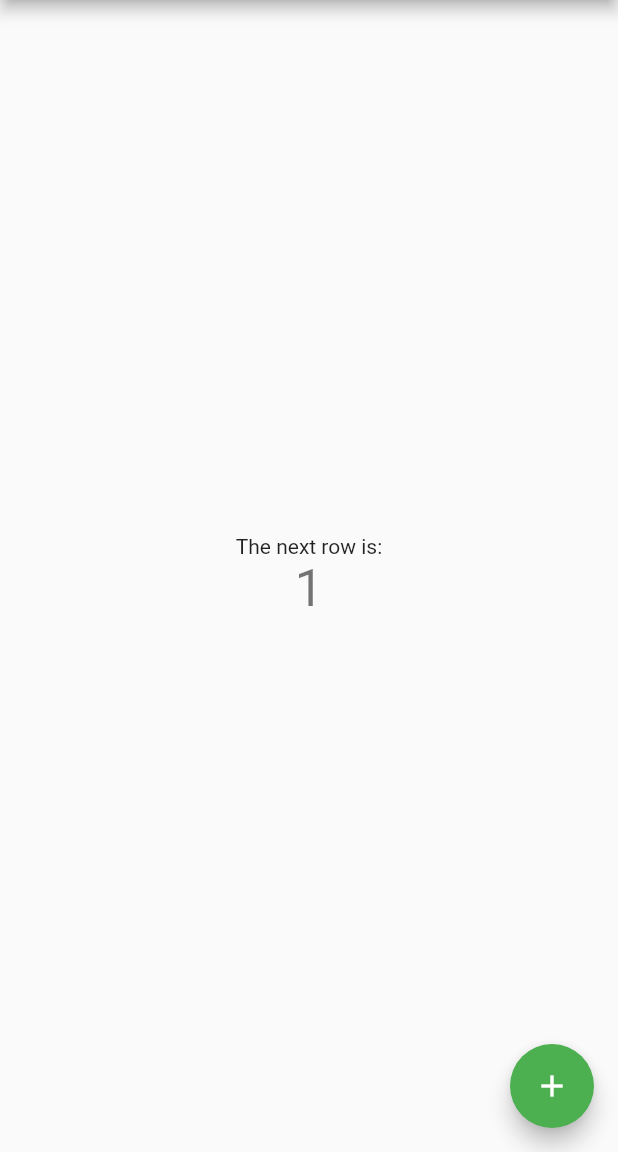
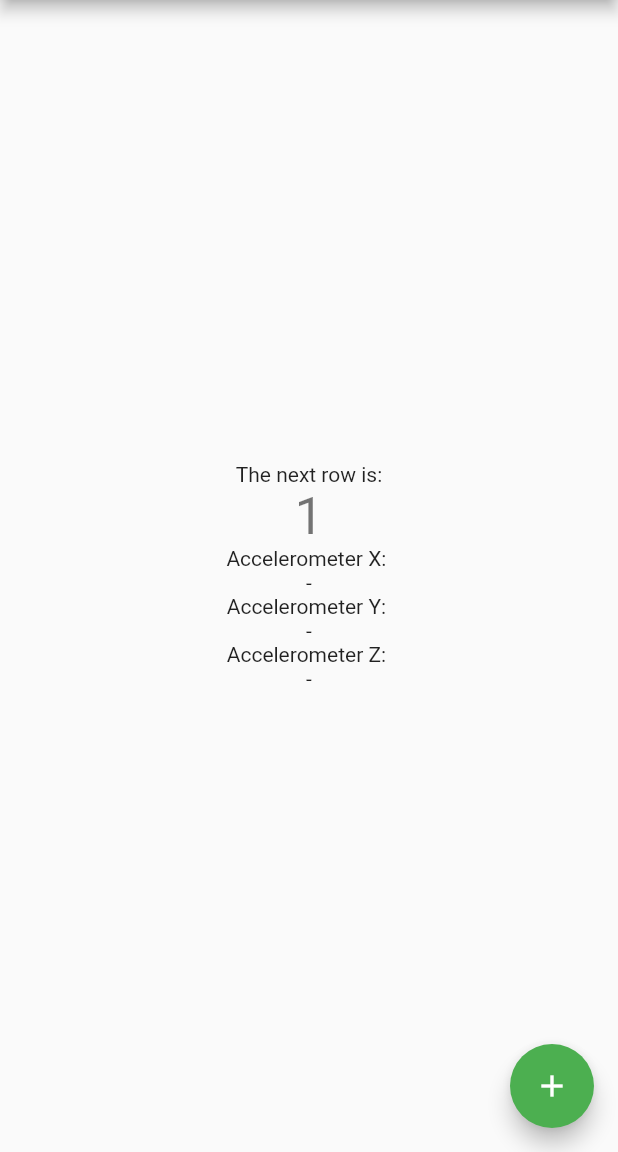
Before and after one commit to tinyPlantBlobb/knitting-help-flutter, a Flutter app: the screen it shows after launch, on a phone screen of 412 x 824 dp, the part 84-1236 px from its top. Run offline on Flutter 3.47's test engine with Material 2 defaults, Android fonts, the phone set to English and light mode, and no system bars; our stand-ins replace flutter_blue.

Commit message:
added comments and display of accelerometer sensors

```diff
--- a/lib/main.dart
+++ b/lib/main.dart
@@ -102,6 +102,14 @@ class _StartPageState extends State<StartPage> {
               '$_counter',
               style: Theme.of(context).textTheme.headline4,
             ),
+              //sensor data display
+              const Text('Accelerometer X: '),
+              Text('$_accX'),
+              const Text('Accelerometer Y: '),
+              Text('$_accY'),
+              const Text('Accelerometer Z: '),
+              Text('$_accZ'),
+
           ],
         ),
       ),
@@ -114,6 +122,7 @@ class _StartPageState extends State<StartPage> {
   }
 
   // headphone part
+  // the base code has been copied from https://github.com/teco-kit/cosinuss-flutter since I'm working with the Cosinuss One headphones
 
   String _connectionStatus = "Disconnected";
 
@@ -181,6 +190,7 @@ class _StartPageState extends State<StartPage> {
           for (var service in services) { // iterate over services
             for (var characteristic in service.characteristics) { // iterate over characterstics
               switch (characteristic.uuid.toString()) {
+                //case for updating the accelerometer
                 case "0000a001-1212-efde-1523-785feabcd123":
                   print("Starting sampling ...");
                   await characteristic.write([0x32, 0x31, 0x39, 0x32, 0x37, 0x34, 0x31, 0x30, 0x35, 0x39, 0x35, 0x35, 0x30, 0x32, 0x34, 0x35]);
@@ -193,12 +203,6 @@ class _StartPageState extends State<StartPage> {
                   await Future.delayed(new Duration(seconds: 2));
                   break;
 
-
-
-                case "00002a1c-0000-1000-8000-00805f9b34fb":
-                  await characteristic.setNotifyValue(true);
-                  await Future.delayed(new Duration(seconds: 2)); // short delay before next bluetooth operation otherwise BLE crashes
-                  break;
               }
             };
           };
```
